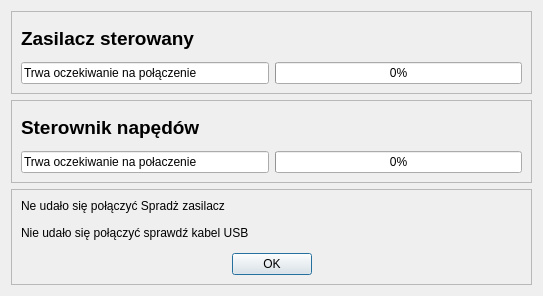
wiacekmarcin/CzujkiLiniowe, file CzujkiLinioweApp/oczekiwanienaurzadzenia.ui: the form before one commit.
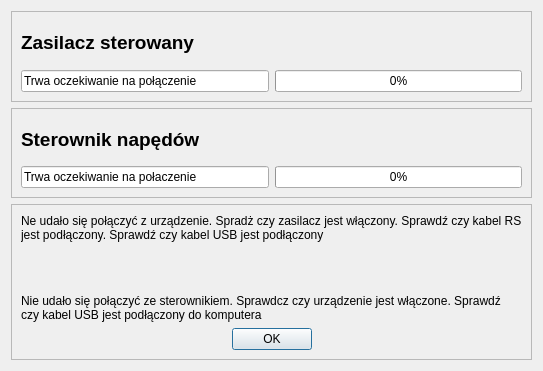
The form after the commit.

Patch:
```diff
--- a/CzujkiLinioweApp/oczekiwanienaurzadzenia.ui
+++ b/CzujkiLinioweApp/oczekiwanienaurzadzenia.ui
@@ -10,7 +10,7 @@
     <x>0</x>
     <y>0</y>
     <width>543</width>
-    <height>296</height>
+    <height>371</height>
    </rect>
   </property>
   <property name="windowTitle">
@@ -116,6 +116,19 @@
       <enum>QFrame::Raised</enum>
      </property>
      <layout class="QGridLayout" name="gridLayout_2">
+      <item row="4" column="0">
+       <spacer name="horizontalSpacer">
+        <property name="orientation">
+         <enum>Qt::Horizontal</enum>
+        </property>
+        <property name="sizeHint" stdset="0">
+         <size>
+          <width>204</width>
+          <height>20</height>
+         </size>
+        </property>
+       </spacer>
+      </item>
       <item row="4" column="2">
        <spacer name="horizontalSpacer_2">
         <property name="orientation">
@@ -131,31 +144,17 @@
       </item>
       <item row="0" column="0" colspan="3">
        <widget class="QLabel" name="errorZasilacz">
-        <property name="text">
-         <string>Ne udało się połączyć Spradż zasilacz</string>
-        </property>
-        <property name="wordWrap">
-         <bool>true</bool>
-        </property>
-       </widget>
-      </item>
-      <item row="4" column="0">
-       <spacer name="horizontalSpacer">
-        <property name="orientation">
-         <enum>Qt::Horizontal</enum>
-        </property>
-        <property name="sizeHint" stdset="0">
+        <property name="minimumSize">
          <size>
-          <width>204</width>
-          <height>20</height>
+          <width>0</width>
+          <height>60</height>
          </size>
         </property>
-       </spacer>
-      </item>
-      <item row="1" column="0" rowspan="3" colspan="3">
-       <widget class="QLabel" name="errorSterownik">
         <property name="text">
-         <string>Nie udało się połączyć sprawdź kabel USB</string>
+         <string>Ne udało się połączyć z urządzenie. Spradż czy zasilacz jest włączony. Sprawdź czy kabel RS jest podłączony. Sprawdź czy kabel USB jest podłączony</string>
+        </property>
+        <property name="alignment">
+         <set>Qt::AlignLeading|Qt::AlignLeft|Qt::AlignTop</set>
         </property>
         <property name="wordWrap">
          <bool>true</bool>
@@ -169,6 +168,19 @@
         </property>
        </widget>
       </item>
+      <item row="2" column="0" rowspan="2" colspan="3">
+       <widget class="QLabel" name="errorSterownik">
+        <property name="text">
+         <string>Nie udało się połączyć ze sterownikiem. Sprawdcz czy urządzenie jest włączone. Sprawdź czy kabel USB jest podłączony do komputera</string>
+        </property>
+        <property name="alignment">
+         <set>Qt::AlignBottom|Qt::AlignLeading|Qt::AlignLeft</set>
+        </property>
+        <property name="wordWrap">
+         <bool>true</bool>
+        </property>
+       </widget>
+      </item>
      </layout>
     </widget>
    </item>
```
